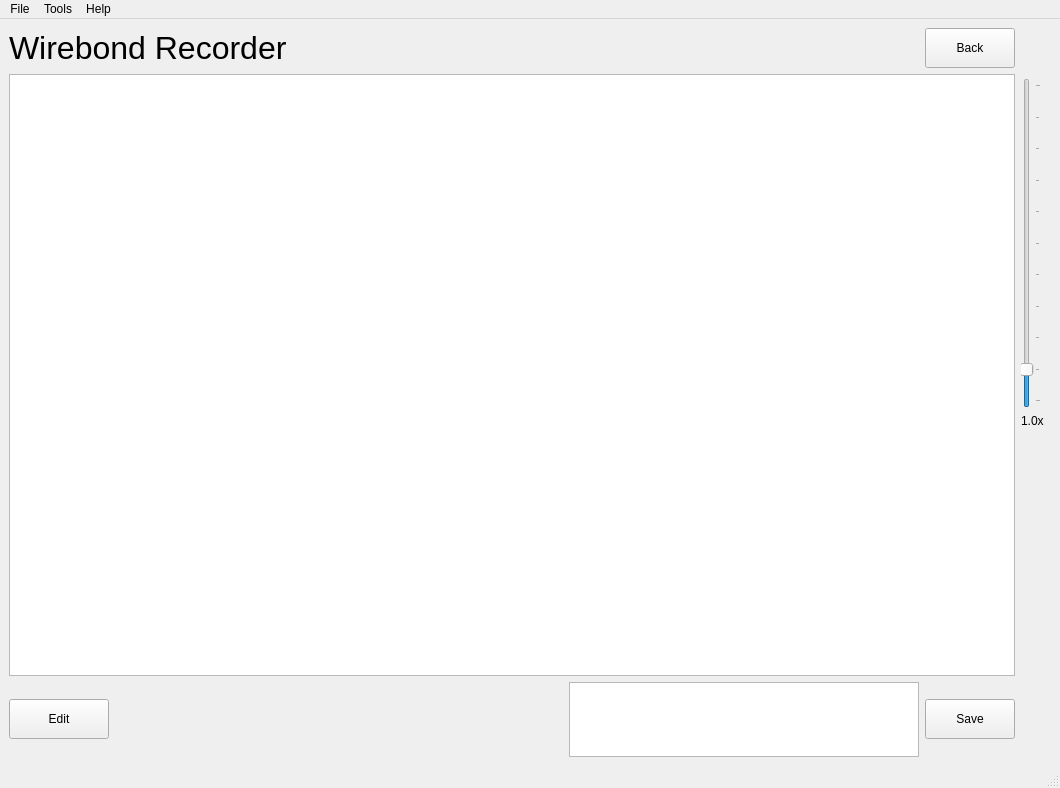
This is ITkTrackingGUI/WirebondRecorderGUI.ui in adamazoulay/ITkTrackingGUI as Qt 5 draws it before an edit. The edited form follows.
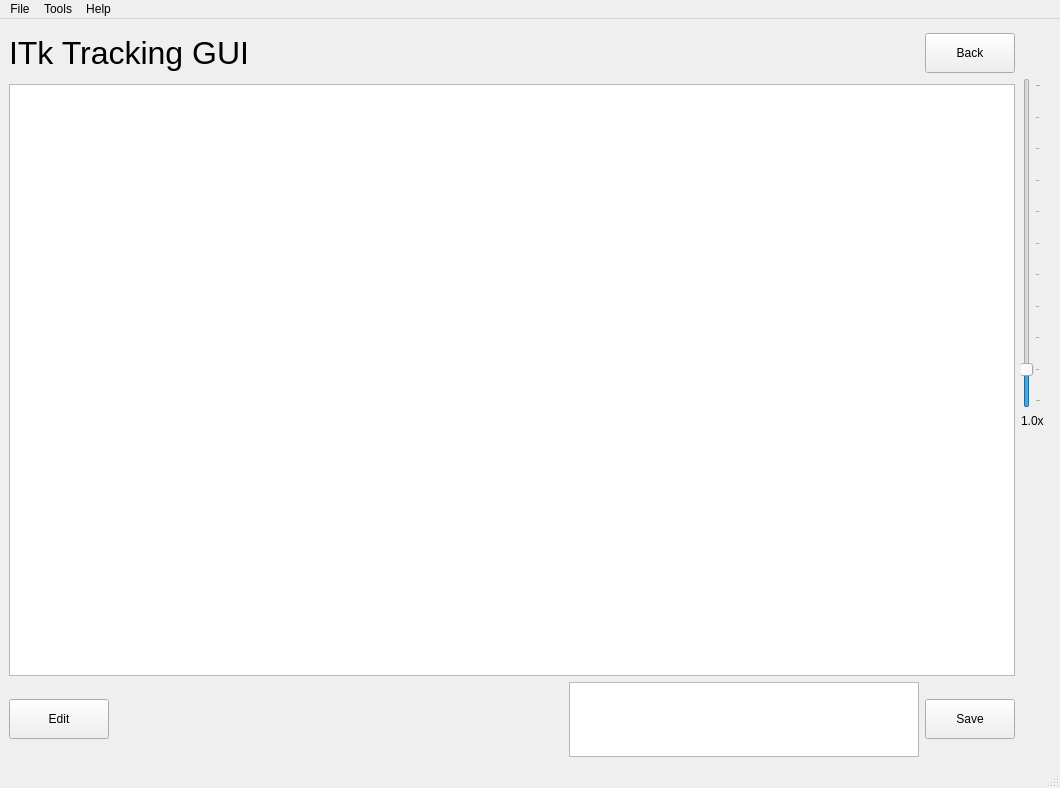
This is the edited form.

```diff
--- a/ITkTrackingGUI/WirebondRecorderGUI.ui
+++ b/ITkTrackingGUI/WirebondRecorderGUI.ui
@@ -211,13 +211,13 @@
           <property name="minimumSize">
            <size>
             <width>340</width>
-            <height>40</height>
+            <height>50</height>
            </size>
           </property>
           <property name="maximumSize">
            <size>
             <width>340</width>
-            <height>40</height>
+            <height>50</height>
            </size>
           </property>
           <property name="font">
@@ -226,7 +226,7 @@
            </font>
           </property>
           <property name="text">
-           <string>Wirebond Recorder</string>
+           <string>ITk Tracking GUI</string>
           </property>
          </widget>
         </item>
```
